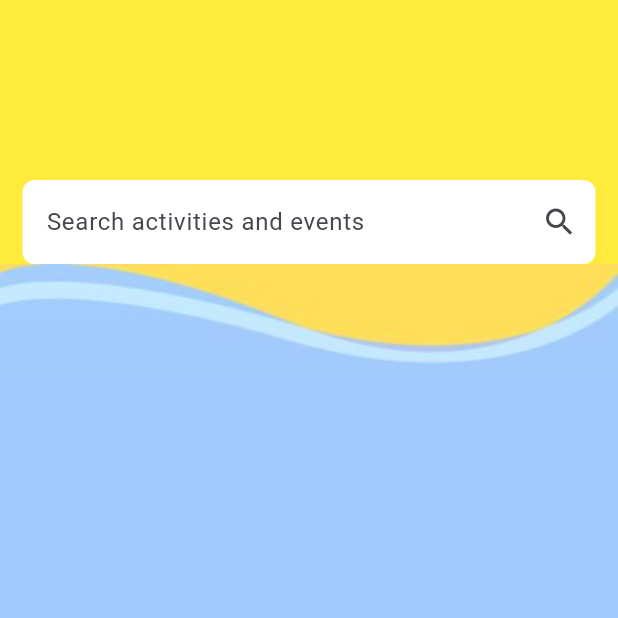
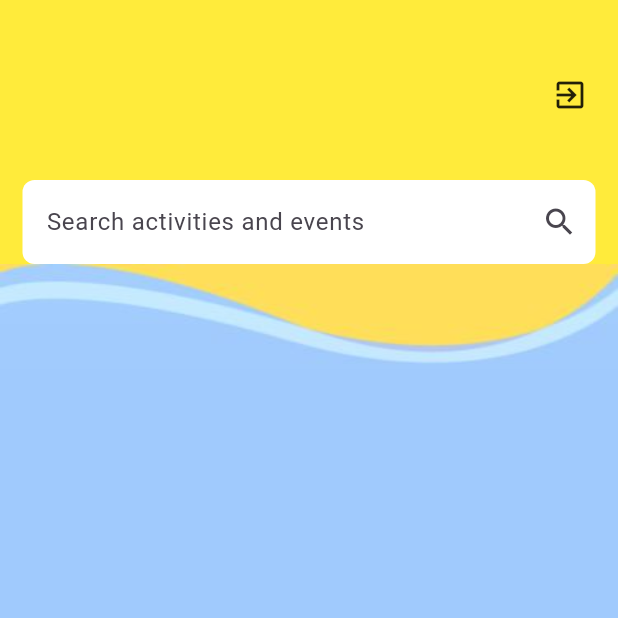
Before and after one commit to NormanSamsudin/National-Museum, a Flutter app: the MainScreen screen opened directly, on a phone screen of 412 x 824 dp, the top half of it. Run offline on Flutter 3.47's test engine with Material 3 defaults, Android fonts, the phone set to English and light mode, and no system bars; our stand-ins replace flutter_riverpod, google_fonts, shared_preferences; accounts and stored records are empty; network calls fail.

Commit message:
fix interface

```diff
--- a/mobile_application/lib/views/screens/authentication/login_screen.dart
+++ b/mobile_application/lib/views/screens/authentication/login_screen.dart
@@ -42,6 +42,7 @@ class _LoginScreenState extends State<LoginScreen> {
                 child: Column(
                   mainAxisAlignment: MainAxisAlignment.center,
                   children: [
+                    const SizedBox(height: 90,),
                     Text(
                       'Login Your Account',
                       style: GoogleFonts.getFont(
--- a/mobile_application/lib/views/screens/widget/activityList_widget.dart
+++ b/mobile_application/lib/views/screens/widget/activityList_widget.dart
@@ -1,5 +1,6 @@
 import 'package:flutter/material.dart';
 import 'package:mobile_application/controllers/activity_controller.dart';
+import 'package:mobile_application/controllers/auth_controller.dart';
 import 'package:mobile_application/models/activity.dart';
 import 'package:mobile_application/views/screens/widget/activity_widget.dart';
 
@@ -11,6 +12,7 @@ class ActivityListView extends StatefulWidget {
 class _ActivityListViewState extends State<ActivityListView> {
   static const _pageSize = 5;
   final ScrollController _scrollController = ScrollController();
+  final AuthController _authController = AuthController();
 
   List<ActivityModel> _activities =
       []; // Manually manage the list of activities
@@ -90,10 +92,29 @@ class _ActivityListViewState extends State<ActivityListView> {
   Widget build(BuildContext context) {
     return Column(
       children: [
+        SizedBox(
+          height: 51,
+        ),
+        Container(
+          width: MediaQuery.of(context).size.width,
+          child: Row(
+            children: [
+              const Spacer(),
+              InkWell(
+                  onTap: () async {
+                    await _authController.signOutUsers(context: context);
+                  },
+                  child: const Icon(Icons.exit_to_app)),
+              const SizedBox(
+                width: 20,
+              )
+            ],
+          ),
+        ),
         Container(
           child: Padding(
             padding:
-                const EdgeInsets.only(left: 15, top: 120, right: 15, bottom: 0),
+                const EdgeInsets.only(left: 15, top: 45, right: 15, bottom: 0),
             child: TextField(
               controller: _searchController,
               decoration: InputDecoration(
```
